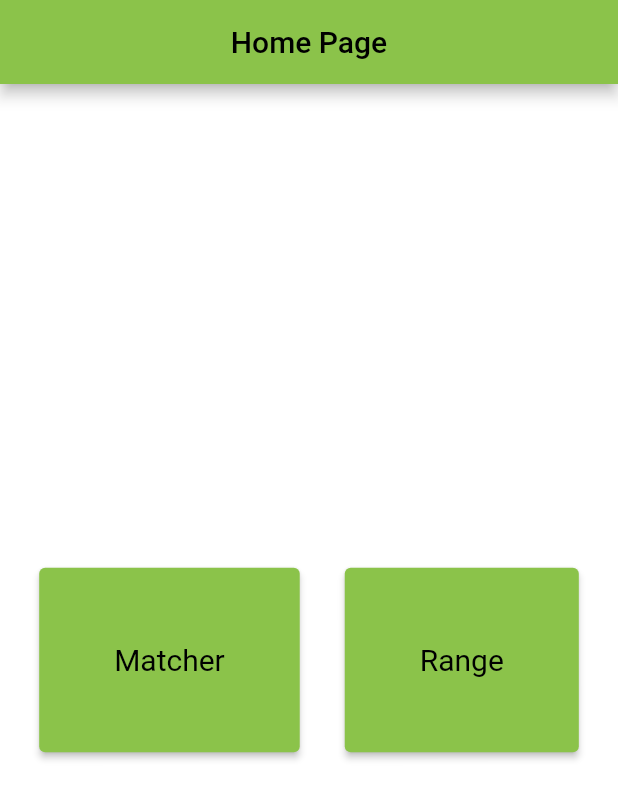
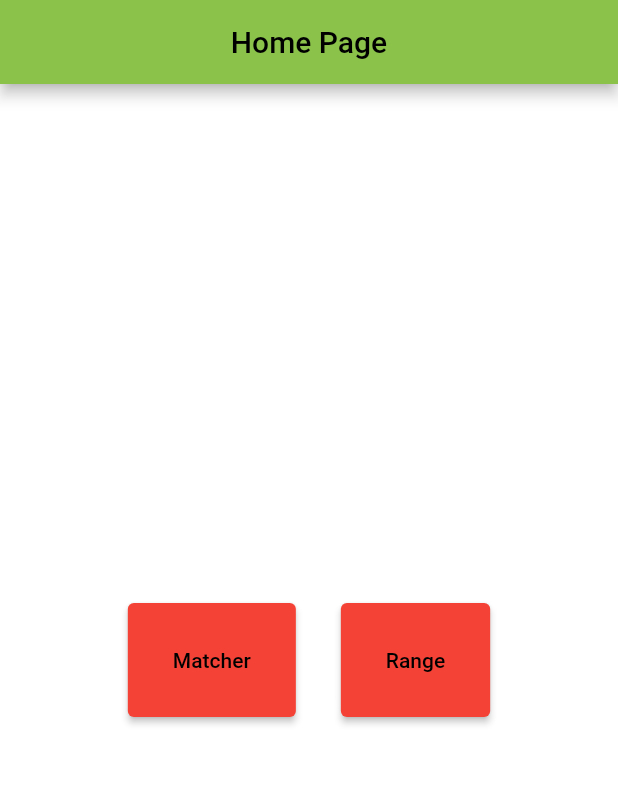
Before and after one commit to pigilwin/memory_game, a Flutter app: the screen it shows after launch, on a phone screen of 412 x 824 dp. Shown: the top 799 px of the screen. Run offline on Flutter 3.47's test engine with Material 2 defaults, Android fonts, the light colour scheme and no system bars; our stand-ins replace bloc, equatable, flutter_bloc.

Commit message:
Changing button color

```diff
--- a/lib/application.dart
+++ b/lib/application.dart
@@ -34,8 +34,8 @@ class Application extends StatelessWidget {
       primarySwatch: Colors.lightGreen,
       elevatedButtonTheme: ElevatedButtonThemeData(
         style: ElevatedButton.styleFrom(
-          primary: Colors.red,
-          padding: const EdgeInsets.all(10)
+          primary: Colors.red.shade500,
+          padding: const EdgeInsets.all(30)
         )
       ),
       scaffoldBackgroundColor: Colors.white
--- a/lib/shared/components/home_page_button.dart
+++ b/lib/shared/components/home_page_button.dart
@@ -9,16 +9,6 @@ class HomePageButton extends StatelessWidget {
 
   @override
   Widget build(BuildContext context) {
-    return ElevatedButtonTheme(
-      data: ElevatedButtonThemeData(
-        style: ElevatedButton.styleFrom(
-          padding: const EdgeInsets.all(50),
-          textStyle: const TextStyle(
-            fontSize: 20
-          )
-        )
-      ),
-      child: ElevatedButton(child: Text(buttonText), onPressed: onPressed),
-    );
+    return ElevatedButton(child: Text(buttonText), onPressed: onPressed);
   }
 }
```
